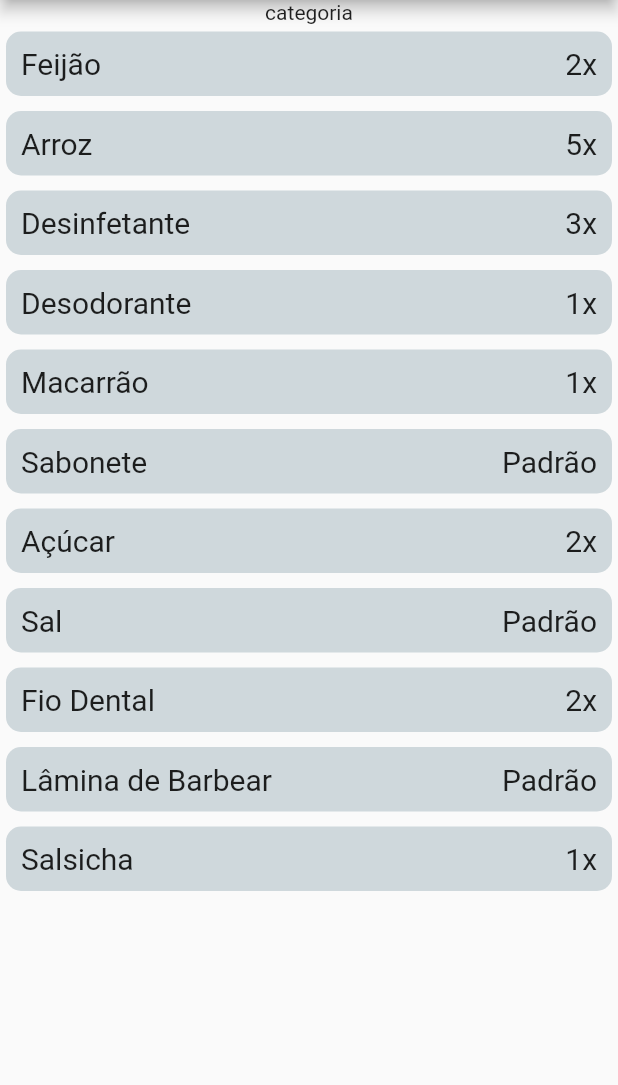
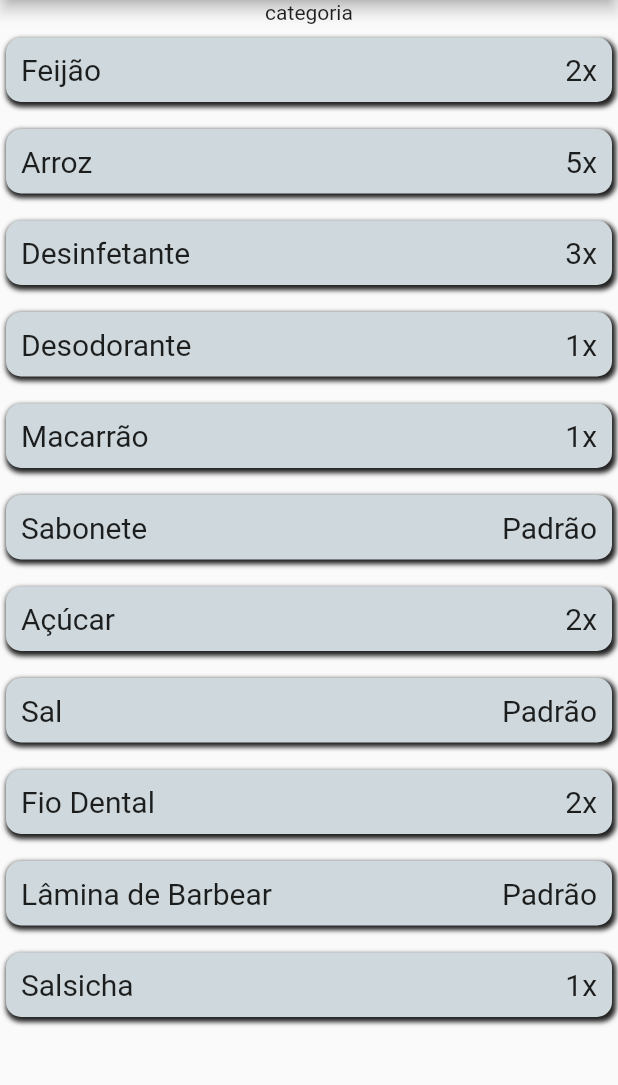
Before and after one commit to owarleysouza/S-Compras, a Flutter app: the TelaInicial screen opened directly, on a phone screen of 412 x 824 dp, the part 84-1169 px from its top. Run offline on Flutter 3.47's test engine with Material 2 defaults, Android fonts, the phone set to English and light mode, and no system bars.

Commit message:
Adicao de sombra a cada container de produto

```diff
--- a/lib/views/produtoTemplate.dart
+++ b/lib/views/produtoTemplate.dart
@@ -13,9 +13,22 @@ class ProdutoTemplate extends StatelessWidget {
     return Container(
       width: double.infinity,
       padding: EdgeInsets.all(10),
-      margin: EdgeInsets.fromLTRB(4, 5, 4, 5),
+      margin: EdgeInsets.fromLTRB(4, 9, 4, 9),
       decoration: BoxDecoration(
-          color: Colors.blueGrey[100], borderRadius: BorderRadius.circular(10)),
+          color: Colors.blueGrey[100],
+          borderRadius: BorderRadius.circular(10),
+          boxShadow: [
+            //Propriedade para adicionar sombra ao container, tanto o blur e spread que definem o degrade da sombra como o offset que define largura e altura da sombra
+            BoxShadow(
+              color: Colors.black87,
+              blurRadius: 2.0,
+              spreadRadius: 1.0,
+              offset: Offset(
+                1.5,
+                2.0,
+              ),
+            )
+          ]),
       child: Row(
         mainAxisAlignment: MainAxisAlignment.spaceBetween,
         children: <Widget>[
```
